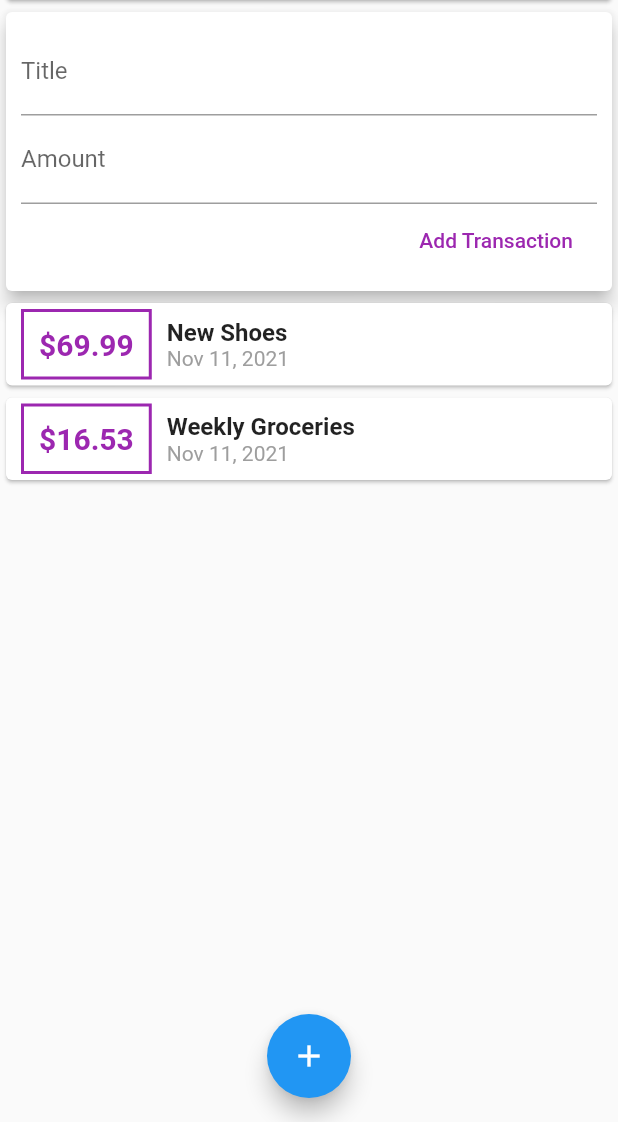
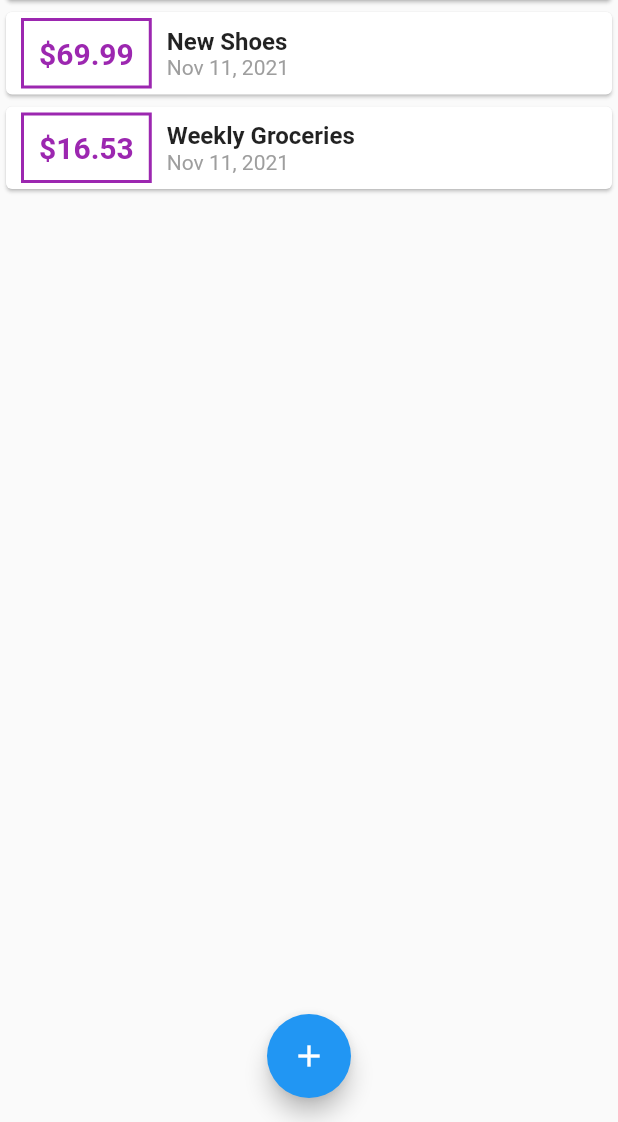
Before and after one commit to khoir-roni/PersonalExpansesApp, a Flutter app: the screen it shows after launch, on a phone screen of 412 x 824 dp, the part 114-1236 px from its top. Run offline on Flutter 3.47's test engine with Material 2 defaults, Android fonts, the phone set to English and light mode, and no system bars; missing offline and left inert: dart:ffi.

```diff
--- a/lib/main.dart
+++ b/lib/main.dart
@@ -1,7 +1,8 @@
 import 'package:flutter/material.dart';
-import 'package:personal_expenses_app/widgets/user_transaction.dart';
+// import 'package:personal_expenses_app/widgets/user_transaction.dart';
 import './widgets/new_transaction.dart';
 import './widgets/transaction_list.dart';
+import './models/transaction.dart';
 
 void main() {
   runApp(MaterialApp(
@@ -19,25 +20,59 @@ class MyApp extends StatefulWidget {
 }
 
 class _MyAppState extends State<MyApp> {
-  final titleController = TextEditingController();
+  // final titleController = TextEditingController();
 
-  final amountController = TextEditingController();
+  // final amountController = TextEditingController();
 
-  // void startAddNewTransaction(BuildContext ctx) {
-  //   showModalBottomSheet(
-  //     context: ctx,
-  //     builder: (_) {
-  //       return NewTransaction(addTx);
-  //     },
-  //   );
-  // }
+  final List<Transaction> _userTransaction = [
+    Transaction(
+      id: 't1',
+      title: 'New Shoes',
+      amount: 69.99,
+      date: DateTime.now(),
+    ),
+    Transaction(
+      id: 't2',
+      title: 'Weekly Groceries',
+      amount: 16.53,
+      date: DateTime.now(),
+    ),
+  ];
+  void _addNewTransaction(String txTitle, double txAmount) {
+    final newTx = Transaction(
+      title: txTitle,
+      amount: txAmount,
+      date: DateTime.now(),
+      id: DateTime.now().toString(),
+    );
+    setState(() {
+      _userTransaction.add(newTx);
+    });
+  }
+
+  void _startAddNewTransaction(BuildContext ctx) {
+    showModalBottomSheet(
+      context: ctx,
+      builder: (_) {
+        return GestureDetector(
+          onTap: () {},
+          child: NewTransaction(_addNewTransaction),
+          behavior: HitTestBehavior.opaque,
+        );
+      },
+    );
+  }
 
   @override
   Widget build(BuildContext context) {
     return Scaffold(
       appBar: AppBar(
         title: Text('Personal Expanses App'),
-        actions: [IconButton(onPressed: () {}, icon: Icon(Icons.add))],
+        actions: [
+          IconButton(
+              onPressed: () => _startAddNewTransaction(context),
+              icon: Icon(Icons.add))
+        ],
       ),
       body: SafeArea(
         child: SingleChildScrollView(
@@ -51,7 +86,7 @@ class _MyAppState extends State<MyApp> {
                   child: Text('Chart'),
                 ),
               ),
-              UserTransaction(),
+              TransactionList(_userTransaction),
             ],
           ),
         ),
@@ -59,7 +94,7 @@ class _MyAppState extends State<MyApp> {
       floatingActionButtonLocation: FloatingActionButtonLocation.centerFloat,
       floatingActionButton: FloatingActionButton(
         child: Icon(Icons.add),
-        onPressed: () {},
+        onPressed: () => _startAddNewTransaction(context),
       ),
     );
   }
--- a/lib/widgets/user_transaction.dart
+++ /dev/null
@@ -1,47 +0,0 @@
-import 'package:flutter/material.dart';
-import './new_transaction.dart';
-import './transaction_list.dart';
-import '../models/transaction.dart';
-
-class UserTransaction extends StatefulWidget {
-  @override
-  _UserTransactionState createState() => _UserTransactionState();
-}
-
-class _UserTransactionState extends State<UserTransaction> {
-  final List<Transaction> _userTransaction = [
-    Transaction(
-      id: 't1',
-      title: 'New Shoes',
-      amount: 69.99,
-      date: DateTime.now(),
-    ),
-    Transaction(
-      id: 't2',
-      title: 'Weekly Groceries',
-      amount: 16.53,
-      date: DateTime.now(),
-    ),
-  ];
-  void _addNewTransaction(String txTitle, double txAmount) {
-    final newTx = Transaction(
-      title: txTitle,
-      amount: txAmount,
-      date: DateTime.now(),
-      id: DateTime.now().toString(),
-    );
-    setState(() {
-      _userTransaction.add(newTx);
-    });
-  }
-
-  @override
-  Widget build(BuildContext context) {
-    return Column(
-      children: [
-        NewTransaction(_addNewTransaction),
-        TransactionList(_userTransaction),
-      ],
-    );
-  }
-}
```
